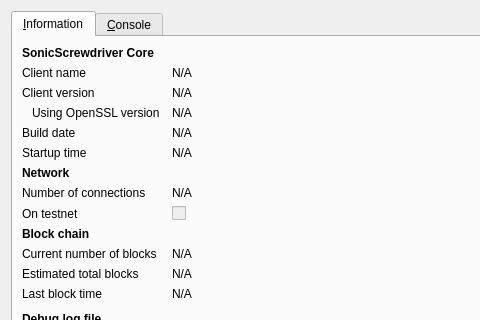
SonicScrew/SonicScrewdriver, file src/qt/forms/rpcconsole.ui: the form before one commit; both pictures show x 0 to 480 and y 0 to 320 of the 740 by 450 pixel window.
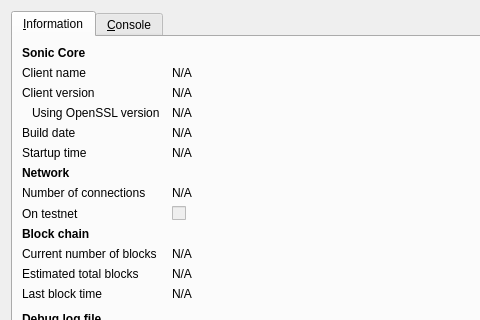
The form after the commit. Icons and pictures are not drawn.

```diff
--- a/src/qt/forms/rpcconsole.ui
+++ b/src/qt/forms/rpcconsole.ui
@@ -42,7 +42,7 @@
           </font>
          </property>
          <property name="text">
-          <string>SonicScrewdriver Core</string>
+          <string>Sonic Core</string>
          </property>
         </widget>
        </item>
```
Left out of the diff: 6 changed lines with no effect on the pictures.
